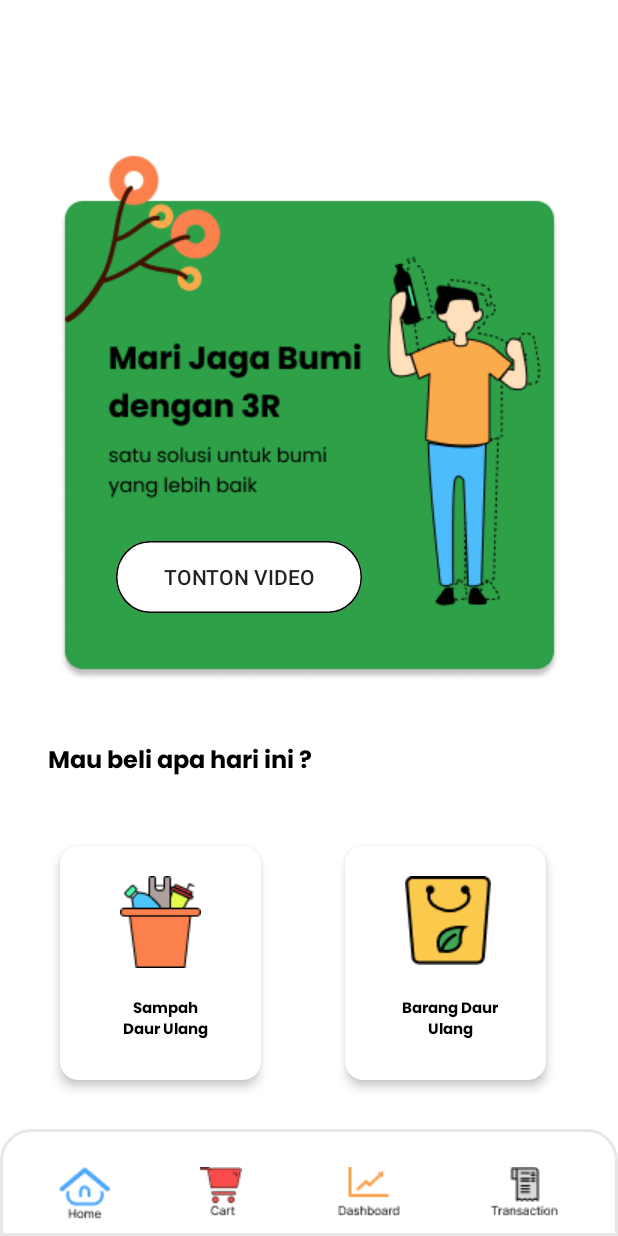
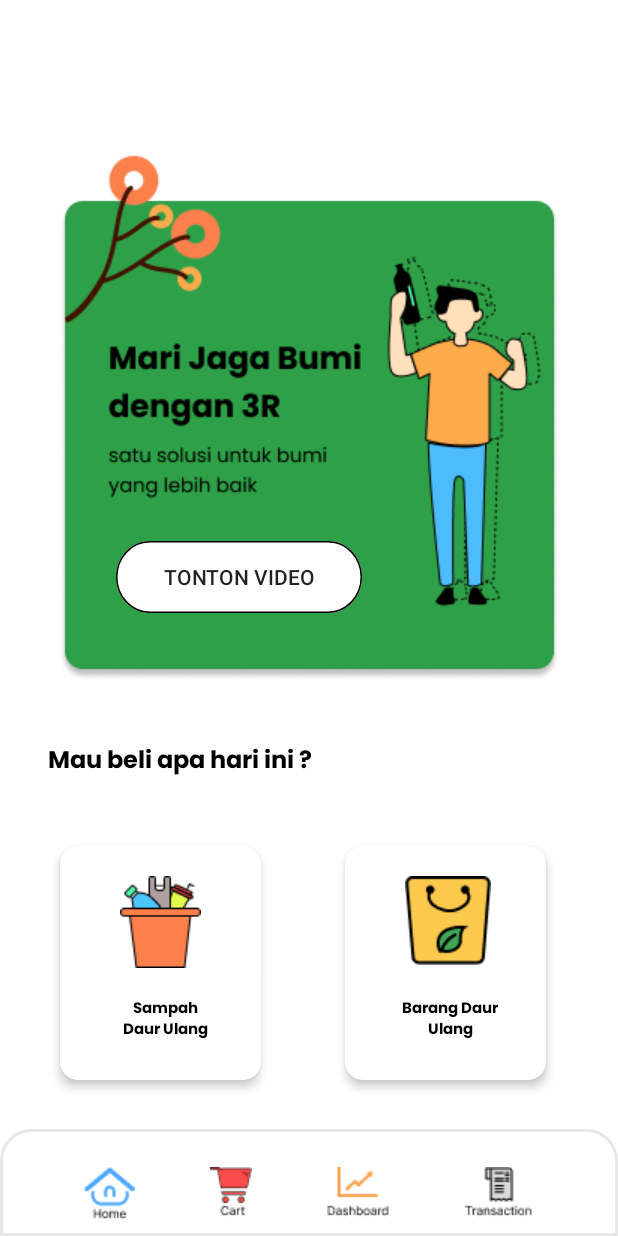
Before and after one commit to ReCyclo-Bangkit-2023/ReCyclo-android, an Android app: the HomeActivity screen opened directly, with no data from a screen before it, on a phone screen of 412 x 824 dp. Run offline under Robolectric (Android 15) with nearby library versions, the light colour scheme and no system bars.

Commit message:
add functionality of custom bottom navigation

```diff
--- a/app/src/main/java/com/zeroone/recyclo/ui/home/HomeActivity.kt
+++ b/app/src/main/java/com/zeroone/recyclo/ui/home/HomeActivity.kt
@@ -6,9 +6,11 @@ import android.os.Bundle
 import com.zeroone.recyclo.R
 import com.zeroone.recyclo.databinding.ActivityHomeBinding
 import com.zeroone.recyclo.databinding.ActivityLoginBinding
+import com.zeroone.recyclo.ui.cart.CartActivity
 import com.zeroone.recyclo.ui.dashboard.DashboardActivity
 import com.zeroone.recyclo.ui.longlist.LonglistActivity
 import com.zeroone.recyclo.ui.map.MapsActivity
+import com.zeroone.recyclo.ui.transaction.TransactionActivity
 
 class HomeActivity : AppCompatActivity() {
 
@@ -29,5 +31,17 @@ class HomeActivity : AppCompatActivity() {
             startActivity(Intent(this@HomeActivity,LonglistActivity::class.java))
         }
 
+        binding.bottom.cartMenu.setOnClickListener{
+            startActivity(Intent(this@HomeActivity,CartActivity::class.java))
+        }
+
+        binding.bottom.dashboardMenu.setOnClickListener{
+            startActivity(Intent(this@HomeActivity,DashboardActivity::class.java))
+        }
+
+        binding.bottom.transactionMenu.setOnClickListener{
+            startActivity(Intent(this@HomeActivity,TransactionActivity::class.java))
+        }
+
     }
 }
--- a/app/src/main/res/layout/custom_bottom_nav.xml
+++ b/app/src/main/res/layout/custom_bottom_nav.xml
@@ -1,6 +1,5 @@
 <?xml version="1.0" encoding="utf-8"?>
 <LinearLayout xmlns:android="http://schemas.android.com/apk/res/android"
-    xmlns:app="http://schemas.android.com/apk/res-auto"
     android:layout_width="match_parent"
     android:layout_height="75dp"
     android:gravity="center_horizontal"
@@ -10,25 +9,29 @@
     >
 
     <ImageView
+        android:id="@+id/home_menu"
         android:layout_width="wrap_content"
         android:layout_height="wrap_content"
         android:src="@drawable/home" />
 
     <ImageView
+        android:id="@+id/cart_menu"
         android:layout_width="wrap_content"
         android:layout_height="wrap_content"
-        android:layout_marginStart="60dp"
+        android:layout_marginStart="50dp"
         android:src="@drawable/cart" />
 
     <ImageView
+        android:id="@+id/dashboard_menu"
         android:layout_width="wrap_content"
         android:layout_height="wrap_content"
-        android:layout_marginStart="64dp"
+        android:layout_marginStart="50dp"
         android:src="@drawable/dashboard" />
 
     <ImageView
+        android:id="@+id/transaction_menu"
         android:layout_width="wrap_content"
         android:layout_height="wrap_content"
-        android:layout_marginStart="60dp"
+        android:layout_marginStart="50dp"
         android:src="@drawable/transaction" />
 </LinearLayout>
```
